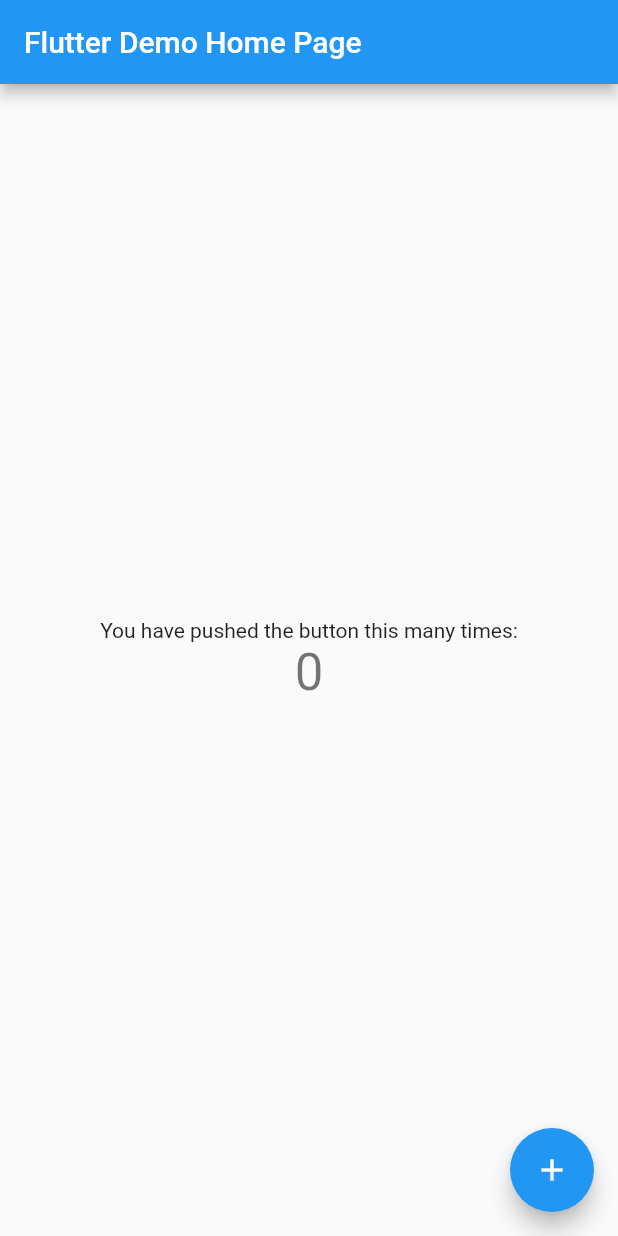
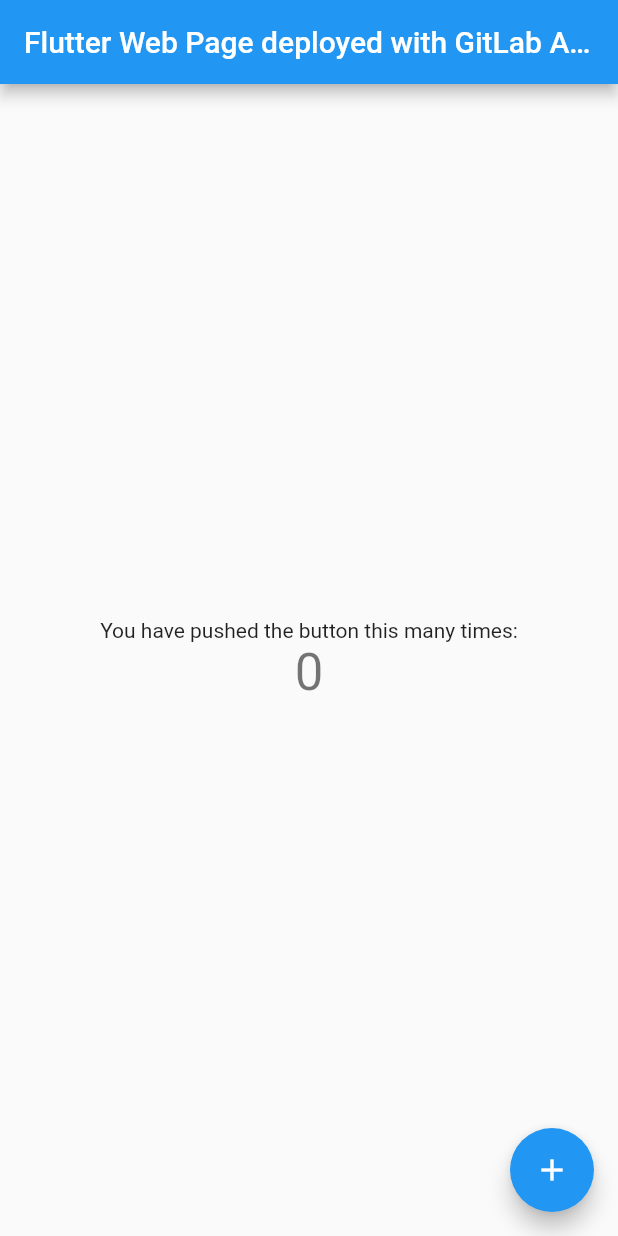
Before and after one commit to xajik/flutter_page, a Flutter app: the screen it shows after launch, on a phone screen of 412 x 824 dp. Run offline on Flutter 3.47's test engine with Material 2 defaults, Android fonts, the phone set to English and light mode, and no system bars.

Commit message:
Flutter UI Update

```diff
--- a/lib/main.dart
+++ b/lib/main.dart
@@ -9,7 +9,7 @@ class MyApp extends StatelessWidget {
   @override
   Widget build(BuildContext context) {
     return MaterialApp(
-      title: 'Flutter Demo',
+      title: 'Flutter Web',
       theme: ThemeData(
         // This is the theme of your application.
         //
@@ -22,7 +22,7 @@ class MyApp extends StatelessWidget {
         // is not restarted.
         primarySwatch: Colors.blue,
       ),
-      home: MyHomePage(title: 'Flutter Demo Home Page'),
+      home: MyHomePage(title: 'Flutter Web Page deployed with GitLab Actions'),
     );
   }
 }
```
